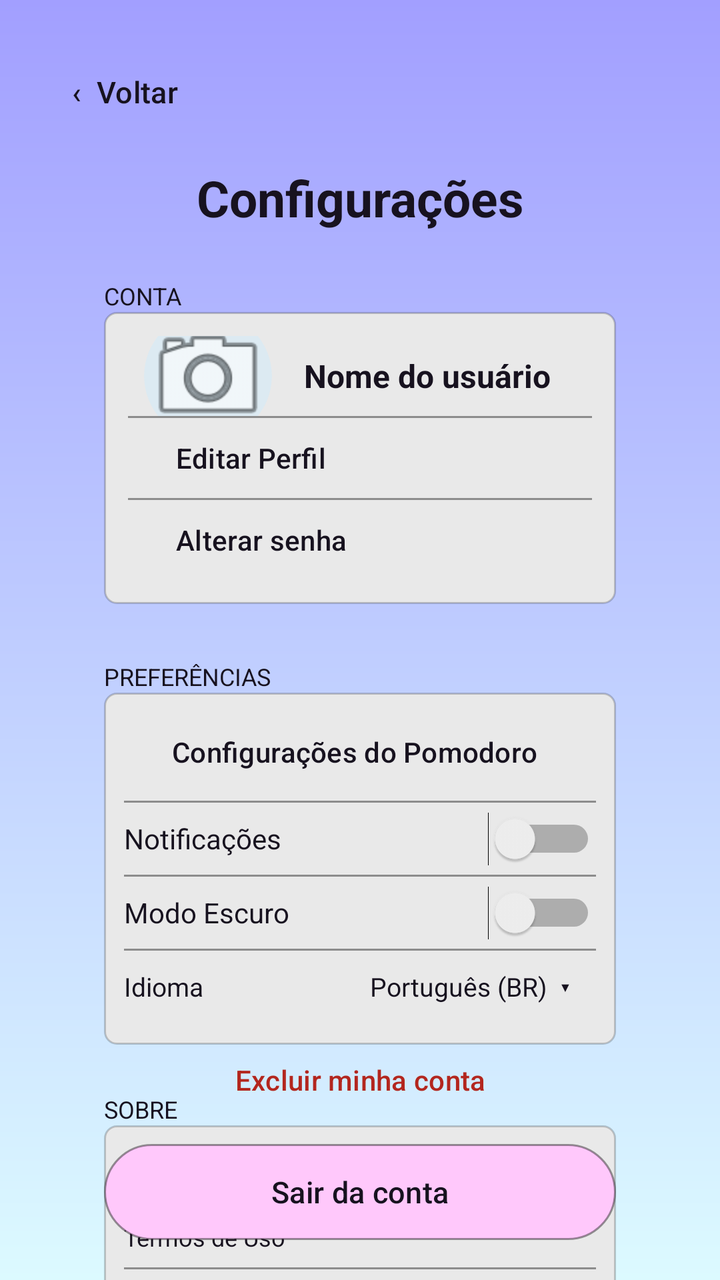
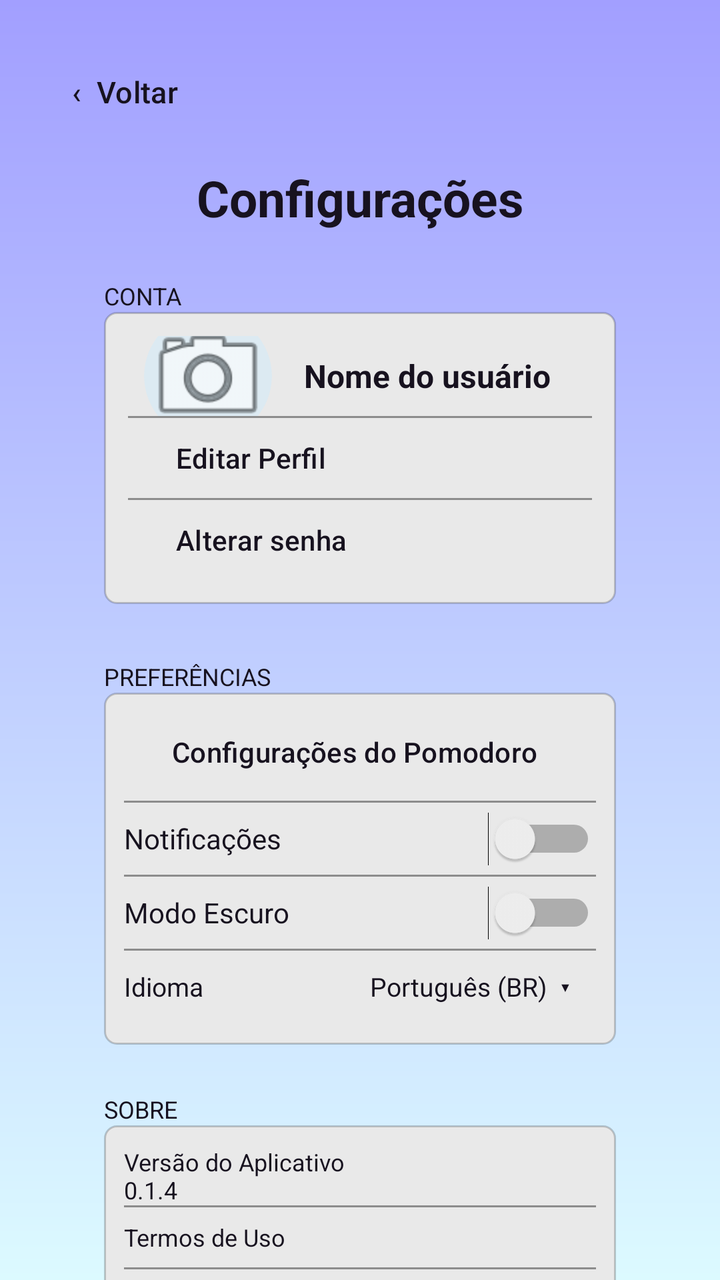

Before-and-after screenshots of an Android layout around one commit, followed by the original layout XML and the change that was made.
<!-- AndroidManifest.xml: application theme Theme.FocaAi -->
<!-- res/layout/activity_configuracoes.xml -->
<?xml version="1.0" encoding="utf-8"?>
<androidx.constraintlayout.widget.ConstraintLayout
    xmlns:android="http://schemas.android.com/apk/res/android"
    xmlns:app="http://schemas.android.com/apk/res-auto"
    xmlns:tools="http://schemas.android.com/tools"
    android:id="@+id/main"
    android:layout_width="match_parent"
    android:layout_height="match_parent"
    android:background="@drawable/bg_foca_gradient"
    tools:context=".activities.ConfiguracoesActivity">

    
    <Button
        android:id="@+id/btnVoltarConfiguracoes"
        android:layout_width="wrap_content"
        android:layout_height="48dp"
        android:layout_marginStart="12dp"
        android:layout_marginTop="22dp"
        android:background="@android:color/transparent"
        android:text="‹  Voltar"
        android:textAllCaps="false"
        android:textColor="@color/foca_text"
        android:textSize="15sp"
        app:backgroundTint="@null"
        app:layout_constraintStart_toStartOf="parent"
        app:layout_constraintTop_toTopOf="parent" />

    
    <TextView
        android:id="@+id/txtTituloConfiguracoes"
        android:layout_width="wrap_content"
        android:layout_height="wrap_content"
        android:layout_marginTop="12dp"
        android:text="Configurações"
        android:textColor="@color/foca_text"
        android:textSize="25sp"
        android:textStyle="bold"
        app:layout_constraintTop_toBottomOf="@id/btnVoltarConfiguracoes"
        app:layout_constraintStart_toStartOf="parent"
        app:layout_constraintEnd_toEndOf="parent" />

    
    <TextView
        android:id="@+id/txtGrupoConta"
        android:layout_width="wrap_content"
        android:layout_height="wrap_content"
        android:layout_marginStart="52dp"
        android:layout_marginTop="24dp"
        android:text="CONTA"
        android:textColor="@color/foca_text"
        android:textSize="12sp"
        app:layout_constraintStart_toStartOf="parent"
        app:layout_constraintTop_toBottomOf="@id/txtTituloConfiguracoes" />

    
    <LinearLayout
        android:id="@+id/cardConta"
        android:layout_width="0dp"
        android:layout_height="146dp"
        android:layout_marginStart="52dp"
        android:layout_marginEnd="52dp"
        android:background="@drawable/card_foca"
        android:orientation="vertical"
        android:padding="12dp"
        app:layout_constraintTop_toBottomOf="@id/txtGrupoConta"
        app:layout_constraintStart_toStartOf="parent"
        app:layout_constraintEnd_toEndOf="parent">

        
        <LinearLayout
            android:layout_width="match_parent"
            android:layout_height="0dp"
            android:layout_weight="1"
            android:orientation="horizontal"
            android:gravity="center_vertical"
            android:paddingStart="8dp"
            android:paddingEnd="8dp">

            <ImageView
                android:id="@+id/imgFotoPerfil"
                android:layout_width="64dp"
                android:layout_height="64dp"
                android:background="@drawable/bg_avatar_foca"
                android:src="@android:drawable/ic_menu_camera"
                android:scaleType="centerCrop"
                android:clipToOutline="true"
                android:clickable="true"
                android:focusable="true"
                android:contentDescription="Foto do perfil. Toque para alterar." />

            <TextView
                android:id="@+id/txtUsuarioConfiguracoes"
                android:layout_width="0dp"
                android:layout_height="match_parent"
                android:layout_weight="1"
                android:layout_marginStart="16dp"
                android:gravity="center_vertical"
                android:text="Nome do usuário"
                android:textColor="@color/foca_text"
                android:textSize="16sp"
                android:textStyle="bold" />

        </LinearLayout>

        <View
            android:layout_width="match_parent"
            android:layout_height="1dp"
            android:background="#66000000" />

        
        <Button
            android:id="@+id/btnEditarPerfil"
            android:layout_width="match_parent"
            android:layout_height="40dp"
            android:background="@android:color/transparent"
            android:gravity="center_vertical"
            android:text="Editar Perfil"
            android:textAllCaps="false"
            android:textColor="@color/foca_text"
            android:textSize="14sp"
            app:backgroundTint="@null" />

        <View
            android:layout_width="match_parent"
            android:layout_height="1dp"
            android:background="#66000000" />

        
        <Button
            android:id="@+id/btnAlterarSenhaConfiguracoes"
            android:layout_width="match_parent"
            android:layout_height="40dp"
            android:background="@android:color/transparent"
            android:gravity="center_vertical"
            android:text="Alterar senha"
            android:textAllCaps="false"
            android:textColor="@color/foca_text"
            android:textSize="14sp"
            app:backgroundTint="@null" />

    </LinearLayout>

    
    <TextView
        android:id="@+id/txtGrupoPreferencias"
        android:layout_width="wrap_content"
        android:layout_height="wrap_content"
        android:layout_marginStart="52dp"
        android:layout_marginTop="28dp"
        android:text="PREFERÊNCIAS"
        android:textColor="@color/foca_text"
        android:textSize="12sp"
        app:layout_constraintStart_toStartOf="parent"
        app:layout_constraintTop_toBottomOf="@id/cardConta" />

    
    <LinearLayout
        android:id="@+id/cardPreferencias"
        android:layout_width="0dp"
        android:layout_height="176dp"
        android:layout_marginStart="52dp"
        android:layout_marginEnd="52dp"
        android:background="@drawable/card_foca"
        android:orientation="vertical"
        android:padding="10dp"
        app:layout_constraintTop_toBottomOf="@id/txtGrupoPreferencias"
        app:layout_constraintStart_toStartOf="parent"
        app:layout_constraintEnd_toEndOf="parent">

        <Button
            android:id="@+id/btnConfiguracoesPomodoro"
            android:layout_width="match_parent"
            android:layout_height="44dp"
            android:background="@android:color/transparent"
            android:gravity="center_vertical"
            android:text="Configurações do Pomodoro  ›"
            android:textAllCaps="false"
            android:textColor="@color/foca_text"
            android:textSize="14sp"
            app:backgroundTint="@null" />

        <View
            android:layout_width="match_parent"
            android:layout_height="1dp"
            android:background="#66000000" />

        <Switch
            android:id="@+id/switchNotificacoes"
            android:layout_width="match_parent"
            android:layout_height="36dp"
            android:text="Notificações"
            android:textColor="@color/foca_text"
            android:textSize="14sp" />

        <View
            android:layout_width="match_parent"
            android:layout_height="1dp"
            android:background="#66000000" />

        <Switch
            android:id="@+id/switchModoEscuro"
            android:layout_width="match_parent"
            android:layout_height="36dp"
            android:text="Modo Escuro"
            android:textColor="@color/foca_text"
            android:textSize="14sp" />

        <View
            android:layout_width="match_parent"
            android:layout_height="1dp"
            android:background="#66000000" />

        <TextView
            android:id="@+id/txtIdiomaConfiguracoes"
            android:layout_width="match_parent"
            android:layout_height="36dp"
            android:gravity="center_vertical"
            android:text="Idioma                         Português (BR)  ▾"
            android:textColor="@color/foca_text"
            android:textSize="13sp" />

    </LinearLayout>

    
    <TextView
        android:id="@+id/txtGrupoSobre"
        android:layout_width="wrap_content"
        android:layout_height="wrap_content"
        android:layout_marginStart="52dp"
        android:layout_marginTop="24dp"
        android:text="SOBRE"
        android:textColor="@color/foca_text"
        android:textSize="12sp"
        app:layout_constraintStart_toStartOf="parent"
        app:layout_constraintTop_toBottomOf="@id/cardPreferencias" />

    
    <LinearLayout
        android:id="@+id/cardSobre"
        android:layout_width="0dp"
        android:layout_height="112dp"
        android:layout_marginStart="52dp"
        android:layout_marginEnd="52dp"
        android:background="@drawable/card_foca"
        android:orientation="vertical"
        android:padding="10dp"
        app:layout_constraintTop_toBottomOf="@id/txtGrupoSobre"
        app:layout_constraintStart_toStartOf="parent"
        app:layout_constraintEnd_toEndOf="parent">

        <TextView
            android:layout_width="match_parent"
            android:layout_height="0dp"
            android:layout_weight="1"
            android:gravity="center_vertical"
            android:text="Versão do Aplicativo                                          0.1.4"
            android:textColor="@color/foca_text"
            android:textSize="12sp" />

        <View
            android:layout_width="match_parent"
            android:layout_height="1dp"
            android:background="#66000000" />

        <TextView
            android:layout_width="match_parent"
            android:layout_height="0dp"
            android:layout_weight="1"
            android:gravity="center_vertical"
            android:text="Termos de Uso"
            android:textColor="@color/foca_text"
            android:textSize="12sp" />

        <View
            android:layout_width="match_parent"
            android:layout_height="1dp"
            android:background="#66000000" />

        <TextView
            android:layout_width="match_parent"
            android:layout_height="0dp"
            android:layout_weight="1"
            android:gravity="center_vertical"
            android:text="Política de Privacidade"
            android:textColor="@color/foca_text"
            android:textSize="12sp" />

    </LinearLayout>

    <Button
        android:id="@+id/btnExcluirConta"
        android:layout_width="0dp"
        android:layout_height="48dp"
        android:layout_marginStart="52dp"
        android:layout_marginEnd="52dp"
        android:layout_marginBottom="8dp"
        android:background="@android:color/transparent"
        android:text="Excluir minha conta"
        android:textAllCaps="false"
        android:textColor="#B3261E"
        android:textSize="14sp"
        app:backgroundTint="@null"
        app:layout_constraintBottom_toTopOf="@id/btnSairConta"
        app:layout_constraintStart_toStartOf="parent"
        app:layout_constraintEnd_toEndOf="parent" />

    
    <Button
        android:id="@+id/btnSairConta"
        android:layout_width="0dp"
        android:layout_height="48dp"
        android:layout_marginStart="52dp"
        android:layout_marginEnd="52dp"
        android:layout_marginBottom="20dp"
        android:background="@drawable/button_foca_pink"
        android:text="Sair da conta"
        android:textAllCaps="false"
        android:textColor="@color/foca_text"
        android:textSize="15sp"
        app:backgroundTint="@null"
        app:layout_constraintBottom_toBottomOf="parent"
        app:layout_constraintStart_toStartOf="parent"
        app:layout_constraintEnd_toEndOf="parent" />

</androidx.constraintlayout.widget.ConstraintLayout>
<!-- resources referenced by this layout -->
<resources>
  <color name="foca_text">#17121F</color>
  <!-- drawable bg_avatar_foca (drawable) -->
  <?xml version="1.0" encoding="utf-8"?>
  <shape xmlns:android="http://schemas.android.com/apk/res/android" android:shape="oval">
      <solid android:color="#DCEAF2" />
  </shape>
  <!-- drawable bg_foca_gradient (drawable) -->
  <?xml version="1.0" encoding="utf-8"?>
  <shape xmlns:android="http://schemas.android.com/apk/res/android" android:shape="rectangle">
      <gradient android:angle="270" android:startColor="#A29FFF" android:endColor="#DCFAFF" android:type="linear" />
  </shape>
  <!-- drawable button_foca_pink (drawable) -->
  <?xml version="1.0" encoding="utf-8"?>
  <shape xmlns:android="http://schemas.android.com/apk/res/android" android:shape="rectangle">
      <solid android:color="#FFC8FB" />
      <corners android:radius="25dp" />
      <stroke android:width="1dp" android:color="#66000000" />
  </shape>
  <!-- drawable card_foca (drawable) -->
  <?xml version="1.0" encoding="utf-8"?>
  <shape xmlns:android="http://schemas.android.com/apk/res/android" android:shape="rectangle">
      <solid android:color="#E9E9E9" />
      <corners android:radius="6dp" />
      <stroke android:width="1dp" android:color="#33000000" />
  </shape>
  <style name="Theme.FocaAi" parent="Base.Theme.FocaAi" />
  <style name="Base.Theme.FocaAi" parent="Theme.Material3.DayNight.NoActionBar">
          
          
      </style>
</resources>

<!-- the commit's change to res/layout/activity_configuracoes.xml (unified diff, before → after) -->
@@ -287,39 +287,40 @@
 
     </LinearLayout>
 
+    
     <Button
         android:id="@+id/btnExcluirConta"
         android:layout_width="0dp"
         android:layout_height="48dp"
         android:layout_marginStart="52dp"
-        android:layout_marginEnd="52dp"
-        android:layout_marginBottom="8dp"
+        android:layout_marginTop="48dp"
+        android:layout_marginEnd="52dp"
         android:background="@android:color/transparent"
         android:text="Excluir minha conta"
         android:textAllCaps="false"
         android:textColor="#B3261E"
         android:textSize="14sp"
         app:backgroundTint="@null"
-        app:layout_constraintBottom_toTopOf="@id/btnSairConta"
-        app:layout_constraintStart_toStartOf="parent"
-        app:layout_constraintEnd_toEndOf="parent" />
-
-    
+        app:layout_constraintEnd_toEndOf="parent"
+        app:layout_constraintHorizontal_bias="0.0"
+        app:layout_constraintStart_toStartOf="parent"
+        app:layout_constraintTop_toBottomOf="@+id/cardSobre" />
+
     <Button
         android:id="@+id/btnSairConta"
         android:layout_width="0dp"
         android:layout_height="48dp"
         android:layout_marginStart="52dp"
         android:layout_marginEnd="52dp"
-        android:layout_marginBottom="20dp"
         android:background="@drawable/button_foca_pink"
         android:text="Sair da conta"
         android:textAllCaps="false"
         android:textColor="@color/foca_text"
         android:textSize="15sp"
         app:backgroundTint="@null"
-        app:layout_constraintBottom_toBottomOf="parent"
-        app:layout_constraintStart_toStartOf="parent"
-        app:layout_constraintEnd_toEndOf="parent" />
+        app:layout_constraintEnd_toEndOf="parent"
+        app:layout_constraintHorizontal_bias="0.0"
+        app:layout_constraintStart_toStartOf="parent"
+        app:layout_constraintTop_toBottomOf="@+id/btnExcluirConta" />
 
 </androidx.constraintlayout.widget.ConstraintLayout>
